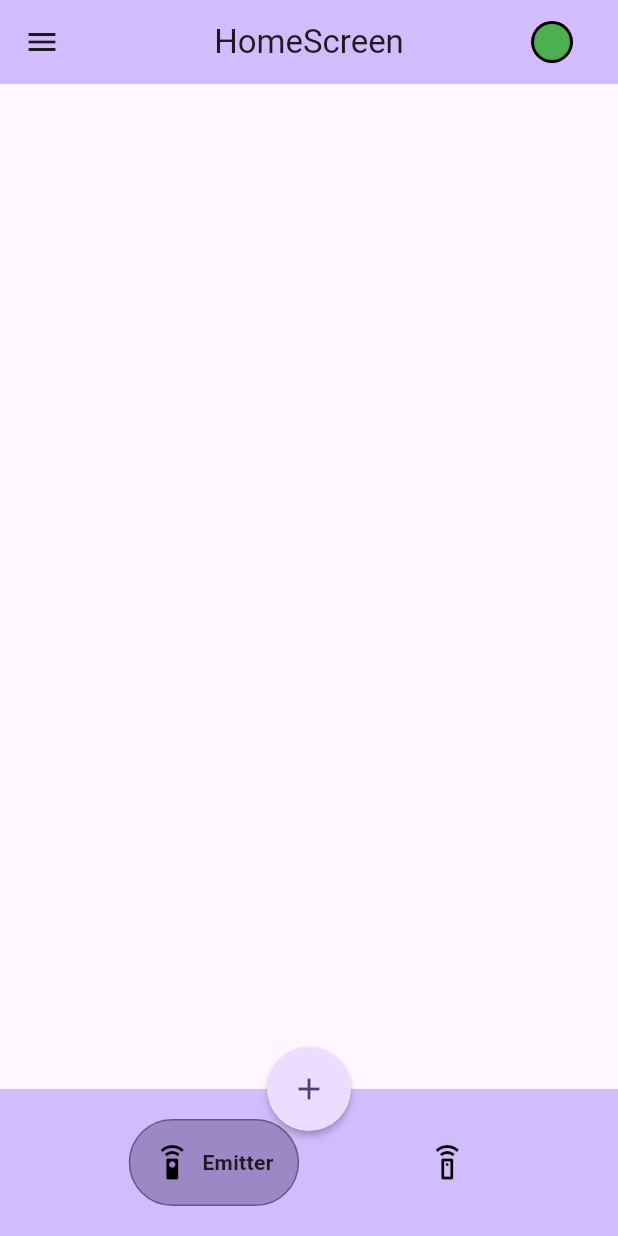
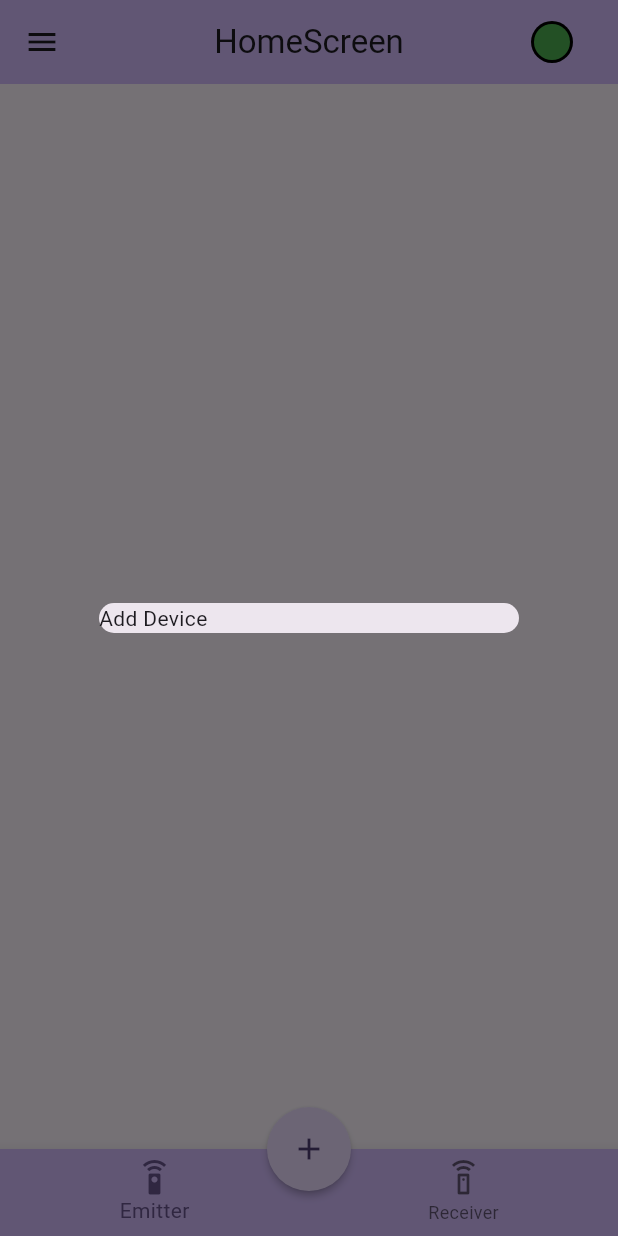
Before and after one commit to sorrowcode/kk-sendir, a Flutter app: the screen it shows after launch, after a tap on the "add" icon, on a phone screen of 412 x 824 dp. Run offline on Flutter 3.47's test engine with Material 3 defaults, Android fonts, the phone set to English and light mode, and no system bars; drawn by our look-alikes of google_nav_bar.

```diff
--- /dev/null
+++ b/app/lib/components/custom_bottom_navigation_bar.dart
@@ -0,0 +1,23 @@
+import 'package:flutter/material.dart';
+
+class CustomBottomNavigationBar extends StatelessWidget {
+  int selectedIndex;
+  void Function(int) onItemTapped;
+  CustomBottomNavigationBar(
+      {super.key, required this.selectedIndex, required this.onItemTapped});
+
+  @override
+  Widget build(BuildContext context) {
+    return BottomNavigationBar(
+      backgroundColor: Theme.of(context).colorScheme.inversePrimary,
+      items: const [
+        BottomNavigationBarItem(
+            icon: Icon(Icons.settings_remote), label: "Emitter"),
+        BottomNavigationBarItem(
+            icon: Icon(Icons.settings_remote_outlined), label: "Receiver")
+      ],
+      currentIndex: selectedIndex,
+      onTap: onItemTapped,
+    );
+  }
+}
--- a/app/lib/pages/home_page.dart
+++ b/app/lib/pages/home_page.dart
@@ -1,8 +1,8 @@
-// ignore_for_file: prefer_const_constructors, prefer_const_literals_to_create_immutables
-
+import 'package:app/components/custom_bottom_navigation_bar.dart';
+import 'package:app/components/tab_manager/emitter_tab.dart';
+import 'package:app/components/tab_manager/receiver_tab.dart';
 import 'package:flutter/material.dart';
 import 'package:app/components/custom_drawer.dart';
-import 'package:app/components/custom_navigation_bar.dart';
 
 class MyHomePage extends StatefulWidget {
   const MyHomePage({super.key});
@@ -12,28 +12,41 @@ class MyHomePage extends StatefulWidget {
 }
 
 class _MyHomePageState extends State<MyHomePage> {
+  final List<Widget> _navigationOptions = <Widget>[
+    const EmitterTab(),
+    const ReceiverTab(),
+  ];
+
+  int _selectedIndex = 0;
+
+  void _onItemTapped(int index) {
+    setState(() {
+      _selectedIndex = index;
+    });
+  }
+
   @override
   Widget build(BuildContext context) {
     return Scaffold(
       appBar: AppBar(
         backgroundColor: Theme.of(context).colorScheme.inversePrimary,
-        title: Text('HomeScreen'),
+        title: const Text('HomeScreen'),
         centerTitle: true,
         actions: [
           Padding(
-            padding: EdgeInsets.only(right: 30),
+            padding: const EdgeInsets.only(right: 30),
             child: Container(
               width: 28,
               height: 28,
-              decoration: BoxDecoration(
+              decoration: const BoxDecoration(
                 color: Colors.black, // border color
                 shape: BoxShape.circle,
               ),
               child: Padding(
-                padding: EdgeInsets.all(2), // border width
+                padding: const EdgeInsets.all(2), // border width
                 child: Container(
                   // or ClipRRect if you need to clip the content
-                  decoration: BoxDecoration(
+                  decoration: const BoxDecoration(
                     shape: BoxShape.circle,
                     color: Colors.green, // inner circle color
                   ),
@@ -44,14 +57,28 @@ class _MyHomePageState extends State<MyHomePage> {
         ],
       ),
       drawer: CustomDrawer(),
+      body: Center(
+        child: _navigationOptions.elementAt(_selectedIndex),
+      ),
       floatingActionButton: FloatingActionButton(
-        onPressed: () {},
+        onPressed: () {
+          setState(() {
+            showDialog<String>(
+                context: context,
+                builder: (BuildContext context) => const Dialog(
+                      child: Text("Add Device"),
+                    ));
+          });
+        },
         //tooltip: 'Increment',
-        shape: CircleBorder(),
+        shape: const CircleBorder(),
         elevation: 2,
         child: const Icon(Icons.add),
       ),
-      bottomNavigationBar: CustomNavigationBar(),
+      bottomNavigationBar: CustomBottomNavigationBar(
+        selectedIndex: _selectedIndex,
+        onItemTapped: _onItemTapped,
+      ),
       floatingActionButtonLocation: FloatingActionButtonLocation.centerDocked,
     );
   }
```
Also changed, not shown: app/lib/components/custom_drawer.dart (+18 -19 lines), app/lib/components/custom_navigation_bar.dart (+7 -20 lines).
